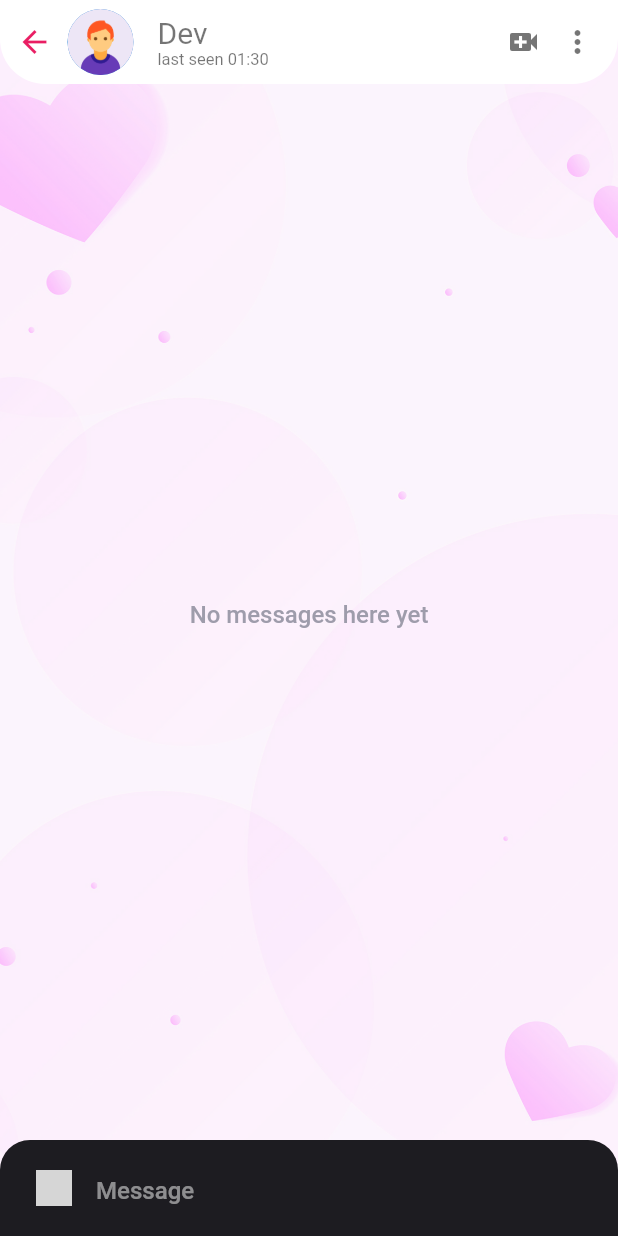
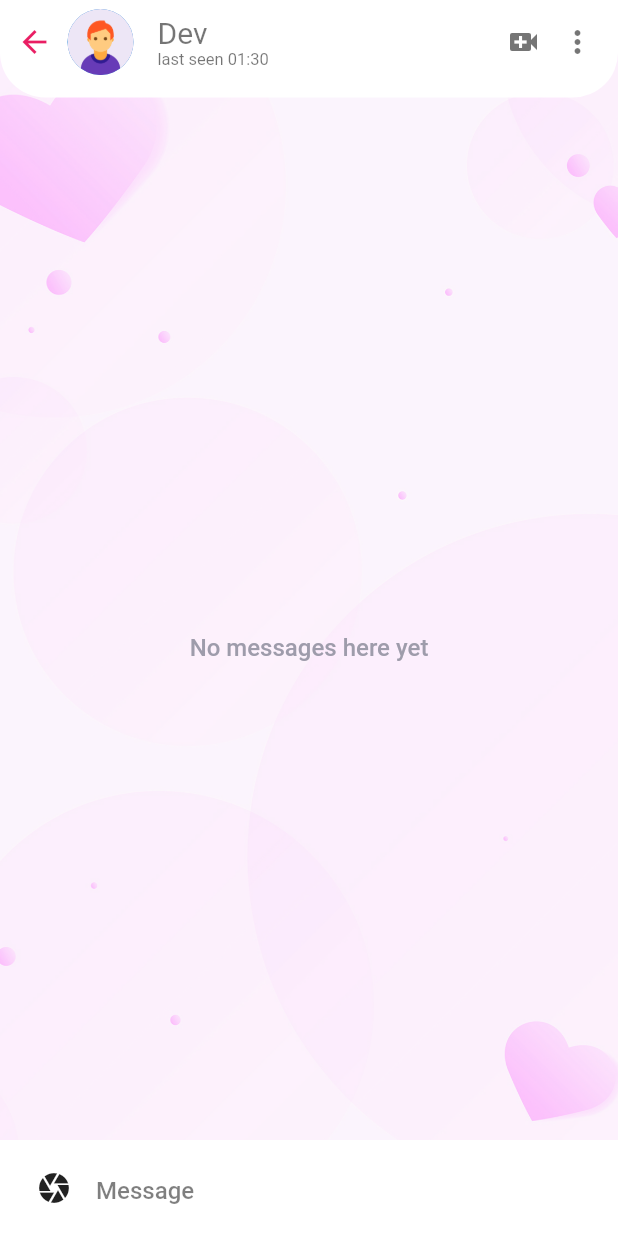
Before and after one commit to DevAkabari/Chate_white, a Flutter app: the screen it shows after launch, after a tap on "Dev", on a phone screen of 412 x 824 dp. Run offline on Flutter 3.47's test engine with Material 2 defaults, Android fonts, the phone set to English and light mode, and no system bars; our stand-ins replace bottom_navy_bar, file_picker, flutter_chat_types, flutter_chat_ui, flutter_slidable, flutter_speed_dial and 4 more; grey boxes are pictures that could not be loaded.

Commit message:
photo done

```diff
--- a/lib/Home.dart
+++ b/lib/Home.dart
@@ -1,3 +1,4 @@
+import 'package:bottom_navy_bar/bottom_navy_bar.dart';
 import 'package:flutter/material.dart';
 import 'package:flutter23222/customCard.dart';
 import 'package:flutter23222/model/chateModel.dart';
@@ -5,8 +6,14 @@ import 'package:flutter_svg/svg.dart';
 
 import 'package:flutter_slidable/flutter_slidable.dart';
 
-class Home extends StatelessWidget {
+class Home extends StatefulWidget {
   Home({Key? key}) : super(key: key);
+
+  @override
+  State<Home> createState() => _HomeState();
+}
+
+class _HomeState extends State<Home> {
   List<ChatModel> chats = [
     ChatModel(
         name: 'Dev',
@@ -21,8 +28,25 @@ class Home extends StatelessWidget {
         time: '12:32',
         currentMessage: 'hello ')
   ];
+  int currentIndex = 0;
+
+  List listOfColors = [
+    Container(
+      color: Colors.blueAccent,
+    ),
+    Container(
+      color: Colors.redAccent,
+    ),
+    Container(
+      color: Colors.orangeAccent,
+    ),
+    Container(
+      color: Colors.cyanAccent,
+    )
+  ];
   @override
   Widget build(BuildContext context) {
+    int _currentIndex = 0;
     return Scaffold(
       extendBodyBehindAppBar: true,
       backgroundColor: Color(0xFFF7F0F3),
@@ -85,6 +109,50 @@ class Home extends StatelessWidget {
           chatModel: chats[index],
         ),
       ),
+      bottomNavigationBar: BottomNavyBar(
+        showElevation: false,
+        selectedIndex: currentIndex,
+        onItemSelected: (index) {
+          setState(() {
+            currentIndex = index;
+          });
+        },
+        items: <BottomNavyBarItem>[
+          BottomNavyBarItem(
+            textAlign: TextAlign.center,
+            icon: SvgPicture.asset(
+              'assets/icon/Home.svg',
+            ),
+            title: Text(
+              'Home',
+              style: TextStyle(color: Color(0xff212135)),
+            ),
+            activeColor: Color(0xffFA70FF),
+          ),
+          BottomNavyBarItem(
+            icon: SvgPicture.asset('assets/icon/Copy.svg'),
+            title: Text(
+              'Themes',
+              style: TextStyle(
+                color: Color(0xff212135),
+              ),
+            ),
+            textAlign: TextAlign.center,
+            activeColor: Color(0xffFA70FF),
+          ),
+          BottomNavyBarItem(
+            icon: SvgPicture.asset('assets/icon/Settings1.svg'),
+            title: Text(
+              'Setting',
+              style: TextStyle(
+                color: Color(0xff212135),
+              ),
+            ),
+            textAlign: TextAlign.center,
+            activeColor: Color(0xffFA70FF),
+          ),
+        ],
+      ),
     );
   }
 }
--- a/lib/individualPage.dart
+++ b/lib/individualPage.dart
@@ -8,6 +8,7 @@ import 'package:flutter_chat_ui/flutter_chat_ui.dart';
 import 'package:image_picker/image_picker.dart';
 import 'package:file_picker/file_picker.dart';
 import 'package:open_file/open_file.dart';
+import 'package:flutter_speed_dial/flutter_speed_dial.dart';
 
 String randomString() {
   final random = Random.secure();
@@ -32,7 +33,7 @@ class _IndividualPageState extends State<IndividualPage> {
     });
   }
 
-  void _handleImageSelection() async {
+  Future<void> _handleImageSelection() async {
     final result = await ImagePicker().pickImage(
       imageQuality: 100,
       maxWidth: 1440,
@@ -63,29 +64,38 @@ class _IndividualPageState extends State<IndividualPage> {
       context: context,
       builder: (BuildContext context) {
         return SafeArea(
+          bottom: false,
           child: SizedBox(
-            height: 144,
+            height: 110,
+            width: MediaQuery.of(context).size.width,
             child: Column(
-              crossAxisAlignment: CrossAxisAlignment.stretch,
+              mainAxisAlignment: MainAxisAlignment.center,
+              crossAxisAlignment: CrossAxisAlignment.center,
               children: <Widget>[
                 TextButton(
                   onPressed: () {
+                    _handleImageSelection();
                     Navigator.pop(context);
-                    _handleImageSelection();
                   },
                   child: const Align(
-                    alignment: Alignment.centerLeft,
-                    child: Text('Photo'),
+                    alignment: Alignment.center,
+                    child: Text(
+                      'Photo',
+                      style: TextStyle(fontSize: 20),
+                    ),
                   ),
                 ),
                 TextButton(
                   onPressed: () {
+                    _handleFileSelection();
                     Navigator.pop(context);
-                    _handleFileSelection();
                   },
                   child: const Align(
-                    alignment: Alignment.centerLeft,
-                    child: Text('File'),
+                    alignment: Alignment.center,
+                    child: Text(
+                      'File',
+                      style: TextStyle(fontSize: 20),
+                    ),
                   ),
                 ),
               ],
@@ -152,7 +162,9 @@ class _IndividualPageState extends State<IndividualPage> {
       extendBodyBehindAppBar: true,
       // backgroundColor: Color(0xFFF7F0F3),
 
-      appBar: AppBar(
+      appBar: PreferredSize(
+        preferredSize: Size.fromHeight(65),
+        child: AppBar(
           backgroundColor: const Color(0xFFFFFFFF),
           titleSpacing: 0,
           automaticallyImplyLeading: false,
@@ -272,6 +284,7 @@ class _IndividualPageState extends State<IndividualPage> {
             ),
           ),
         ),
+      ),
       body: Container(
         height: MediaQuery.of(context).size.height,
         width: MediaQuery.of(context).size.width,
@@ -286,10 +299,16 @@ class _IndividualPageState extends State<IndividualPage> {
         child: Scaffold(
           resizeToAvoidBottomInset: false,
           backgroundColor: Colors.transparent,
-          body: SafeArea(
-            bottom: false,
+          body: Container(
+            padding: EdgeInsets.fromLTRB(0, 100, 0, 0),
+            // bottom: false,
             child: Chat(
-              theme: DefaultChatTheme(backgroundColor: Colors.transparent),
+              theme: DefaultChatTheme(
+                  inputBorderRadius: BorderRadius.circular(0),
+                  backgroundColor: Colors.transparent,
+                  inputBackgroundColor: Colors.white,
+                  attachmentButtonIcon: Icon(Icons.camera),
+                  inputTextColor: Colors.black),
               messages: _messages,
               onAttachmentPressed: _handleAtachmentPressed,
               onMessageTap: _handleMessageTap,
--- a/pubspec.yaml
+++ b/pubspec.yaml
@@ -44,6 +44,8 @@ dependencies:
   open_file: ^3.2.1
   uuid: ^3.0.6
   bubble: ^1.2.1
+  bottom_navy_bar: ^6.0.0
+  flutter_speed_dial: ^5.0.0+1
 
 dev_dependencies:
   flutter_test:
```
Also changed, not shown: assets/icon/Copy.svg (added), assets/icon/Home.svg (added), assets/icon/Settings1.svg (added), pubspec.lock, 1 other file. Lines whose indentation alone changed are shown as unchanged.
